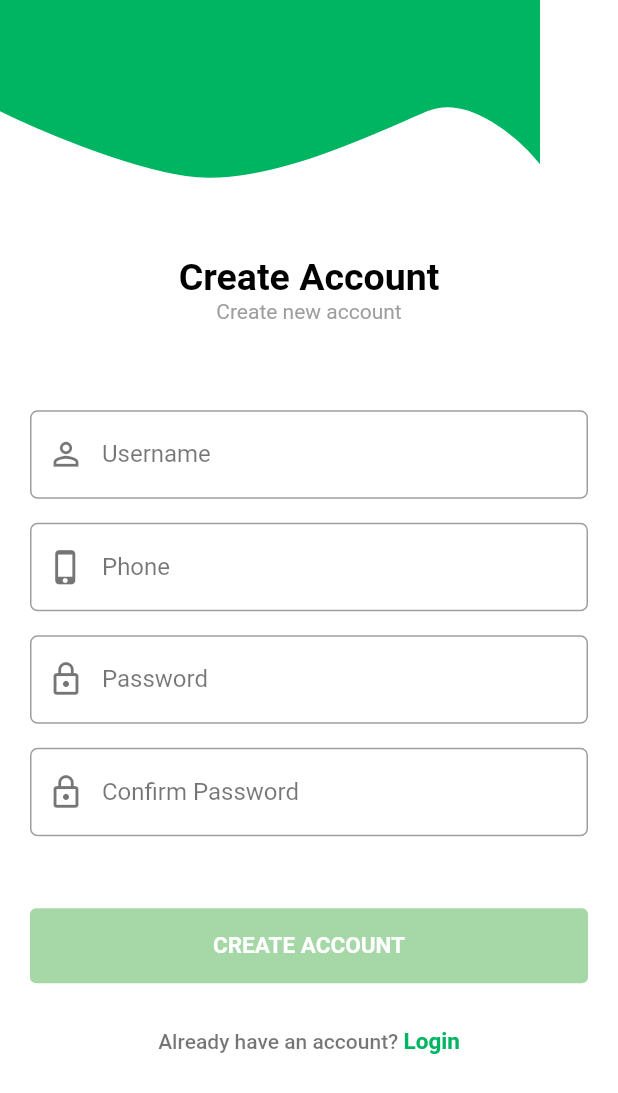
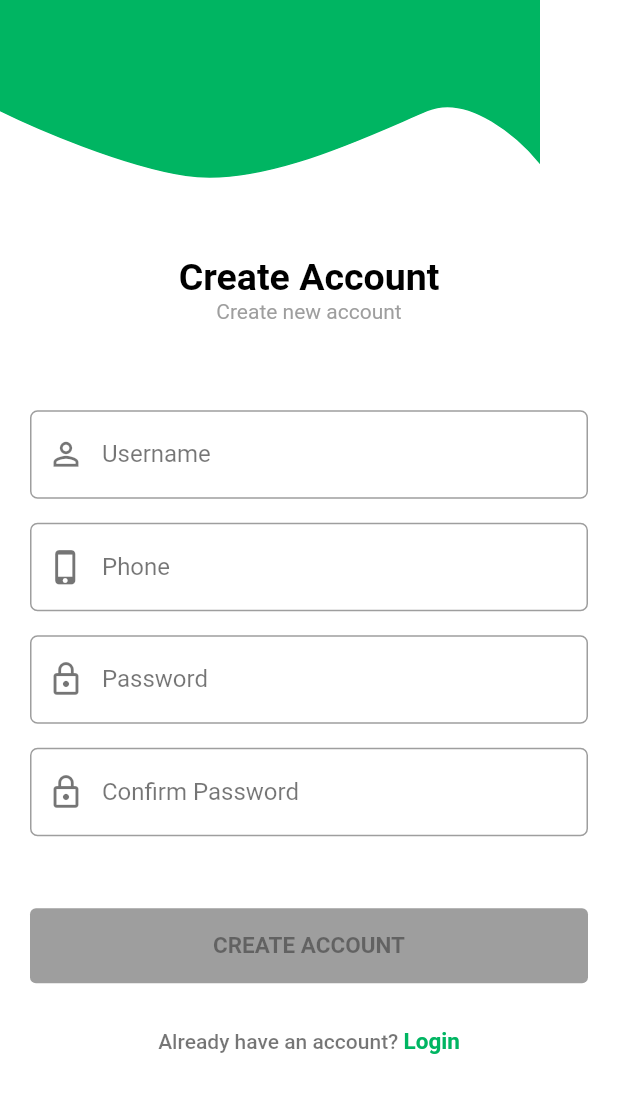
Before and after one commit to Siddique-Kp/Sportner_turf_booking, a Flutter app: the UserSignUpScreen screen opened by its route, after a tap on "Login", after a tap on "Register", on a phone screen of 412 x 824 dp. Shown: the top 1093 px of the screen. Run offline on Flutter 3.47's test engine with Material 2 defaults, Android fonts, the phone set to English and light mode, and no system bars; our stand-ins replace animated_splash_screen, flutter_otp_text_field, flutter_svg; project files that could hold a hidden picture were left out.

Commit message:
login button disabled bug fixed

```diff
--- a/lib/components/login_button_widget.dart
+++ b/lib/components/login_button_widget.dart
@@ -1,7 +1,5 @@
 import 'package:flutter/material.dart';
-import 'package:provider/provider.dart';
 import 'package:sporter_turf_booking/consts/global_colors.dart';
-import '../view_model/sign_up_view_model.dart';
 
 class LoginButtonWidget extends StatelessWidget {
   const LoginButtonWidget({
@@ -19,10 +17,9 @@ class LoginButtonWidget extends StatelessWidget {
   Widget build(BuildContext context) {
     return ElevatedButton(
       style: ElevatedButton.styleFrom(
+        disabledBackgroundColor: kGreyColor,
         elevation: 0,
-        backgroundColor: isLogin
-            ? kButtonColor
-            : context.watch<SignUpViewModel>().elevatedButtonColor,
+        backgroundColor: kButtonColor,
       ),
       onPressed: onPressed,
       child: SizedBox(
@@ -32,7 +29,6 @@ class LoginButtonWidget extends StatelessWidget {
           child: Text(
             title,
             style: const TextStyle(
-              color: Colors.white,
               fontWeight: FontWeight.bold,
               fontSize: 15,
             ),
--- a/lib/main.dart
+++ b/lib/main.dart
@@ -44,9 +44,9 @@ class MyApp extends StatelessWidget {
           "/splashScreen": (context) => const SplashScreen(),
           "/userSignUp": (context) => UserSignUpScreen(),
           "/userLogin": (context) => const UserLoginScreen(),
-          "/otpRegister": (context) =>  OtpVerificationPage()
+          "/otpRegister": (context) =>  const OtpVerificationPage()
         },
-        initialRoute: "/userSignUp",
+        initialRoute: "/splashScreen",
       ),
     );
   }
--- a/lib/view/login_view.dart
+++ b/lib/view/login_view.dart
@@ -80,7 +80,6 @@ class UserLoginScreen extends StatelessWidget {
                   isLogin: true,
                   onPressed: () {
                     Navigator.pushNamed(context, "/otpRegister");
-
                   },
                   title: "LOGIN",
                 ),
--- a/lib/view_model/sign_up_view_model.dart
+++ b/lib/view_model/sign_up_view_model.dart
@@ -1,7 +1,4 @@
-import 'dart:developer';
-
 import 'package:flutter/material.dart';
-import 'package:sporter_turf_booking/consts/global_colors.dart';
 
 class SignUpViewModel with ChangeNotifier {
   bool _isShowPassword = true;
@@ -11,10 +8,8 @@ class SignUpViewModel with ChangeNotifier {
   final TextEditingController phoneController = TextEditingController();
   final TextEditingController passController = TextEditingController();
   final TextEditingController confirfPassController = TextEditingController();
-  Color _elevatedButtonColor = kButtonColor.withOpacity(0.5);
   bool get isShowPassword => _isShowPassword;
   bool get isShowConfPassword => _isShowConfPassword;
-  Color get elevatedButtonColor => _elevatedButtonColor;
 
   showUnshowPassword() {
     _isShowPassword = !_isShowPassword;
@@ -27,16 +22,6 @@ class SignUpViewModel with ChangeNotifier {
   }
 
   checkTextFieldisEmpty() {
-    if (userNameController.text.isEmpty ||
-        phoneController.text.isEmpty ||
-        passController.text.isEmpty ||
-        confirfPassController.text.isEmpty) {
-      log('hiiiiiiiii');
-      _elevatedButtonColor = Colors.green.withOpacity(0.5);
-    } else {
-      log('000000000000000');
-      _elevatedButtonColor = kButtonColor;
-    }
     notifyListeners();
   }
 
@@ -52,4 +37,9 @@ class SignUpViewModel with ChangeNotifier {
     otpValue = verificationCode;
     notifyListeners();
   }
+
+  clearOTP() {
+    otpValue = '';
+    notifyListeners();
+  }
 }
```
Also changed, not shown: lib/view/otp_page_view.dart (+14 -6 lines), lib/view/sign_up_view.dart (+9 -5 lines).
